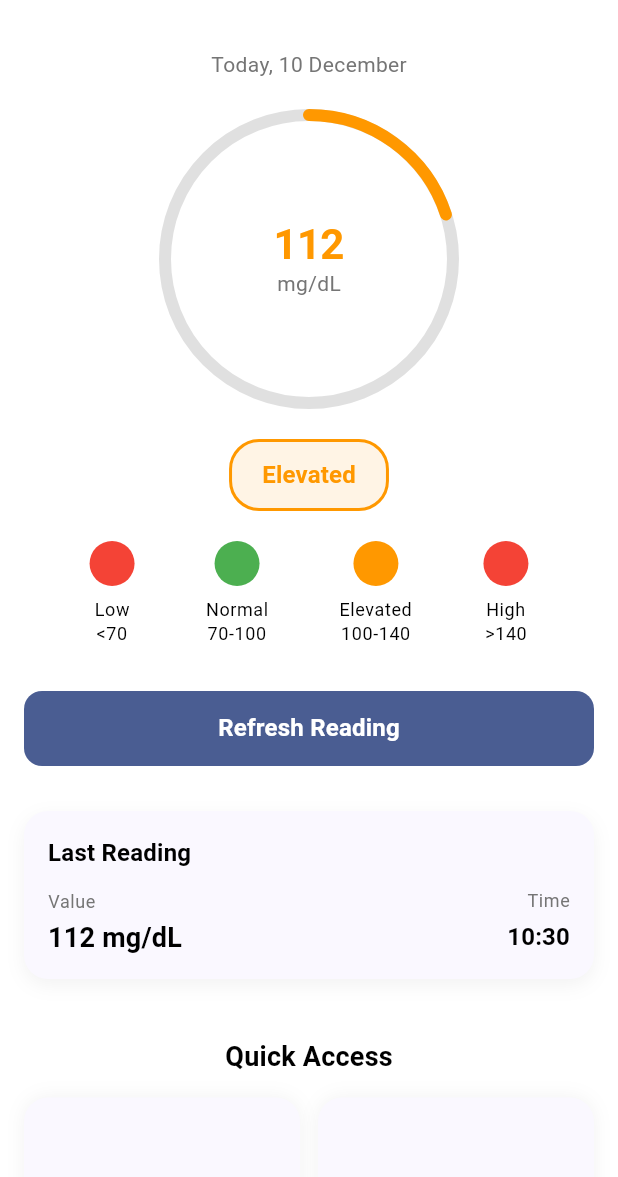
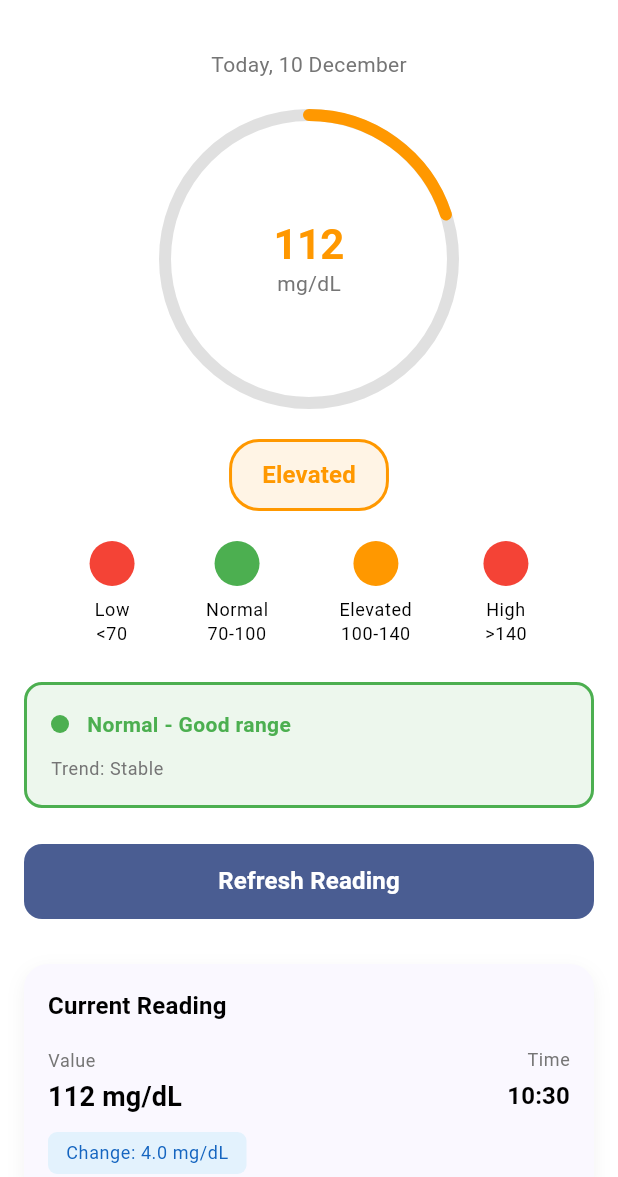
Before and after one commit to Lokesh-1511/Glucose-Monitoring-System-App, a Flutter app: the screen it shows after launch, on a phone screen of 412 x 824 dp, the part 59-1236 px from its top. Run offline on Flutter 3.47's test engine with Material 3 defaults, Android fonts, the phone set to English and light mode, and no system bars; our stand-ins replace camera, fl_chart, shared_preferences.

Commit message:
Enhance home dashboard with trend analysis, status indicators, and improved nav cards

```diff
--- a/lib/screens/home_dashboard.dart
+++ b/lib/screens/home_dashboard.dart
@@ -16,7 +16,48 @@ class HomeDashboard extends StatefulWidget {
 
 class _HomeDashboardState extends State<HomeDashboard> {
   double currentGlucose = 112.0;
+  double previousGlucose = 108.0;
   bool isRefreshing = false;
+  DateTime lastReadingTime = DateTime.now();
+  List<double> glucoseReadings = [105, 110, 115, 112]; // Last 4 readings
+
+  /// Calculate glucose trend
+  String _getGlucoseTrend() {
+    double change = currentGlucose - previousGlucose;
+    if (change.abs() < 5) {
+      return 'Stable';
+    } else if (change > 0) {
+      return 'Rising';
+    } else {
+      return 'Falling';
+    }
+  }
+
+  /// Get status color based on glucose level
+  Color _getStatusColor() {
+    if (currentGlucose < 70 || currentGlucose > 180) {
+      return Colors.red;
+    } else if (currentGlucose < 100 || currentGlucose > 140) {
+      return Colors.orange;
+    } else {
+      return Colors.green;
+    }
+  }
+
+  /// Get status text based on glucose level
+  String _getStatusText() {
+    if (currentGlucose < 70) {
+      return 'Low - Seek medical attention';
+    } else if (currentGlucose < 100) {
+      return 'Fasting - Acceptable';
+    } else if (currentGlucose <= 140) {
+      return 'Normal - Good range';
+    } else if (currentGlucose <= 180) {
+      return 'Elevated - Monitor';
+    } else {
+      return 'High - Seek medical attention';
+    }
+  }
 
   /// Simulate refreshing glucose data
   void _refreshGlucoseData() {
@@ -27,15 +68,25 @@ class _HomeDashboardState extends State<HomeDashboard> {
     Future.delayed(const Duration(seconds: 2), () {
       if (mounted) {
         setState(() {
-          // Simulate new reading between 70 and 180
-          currentGlucose = 70 + Random().nextDouble() * 110;
+          previousGlucose = currentGlucose;
+          // Simulate new reading between 70 and 180 with some trend
+          double trend = (Random().nextDouble() - 0.5) * 20;
+          currentGlucose = (currentGlucose + trend).clamp(70.0, 180.0);
+          glucoseReadings.add(currentGlucose);
+          if (glucoseReadings.length > 12) {
+            glucoseReadings.removeAt(0); // Keep last 12 readings
+          }
+          lastReadingTime = DateTime.now();
           isRefreshing = false;
         });
 
         ScaffoldMessenger.of(context).showSnackBar(
-          const SnackBar(
-            content: Text('Glucose data refreshed'),
-            duration: Duration(seconds: 2),
+          SnackBar(
+            content: Text(
+              'Glucose: ${currentGlucose.toStringAsFixed(1)} mg/dL',
+            ),
+            backgroundColor: _getStatusColor(),
+            duration: const Duration(seconds: 3),
           ),
         );
       }
@@ -53,7 +104,7 @@ class _HomeDashboardState extends State<HomeDashboard> {
         padding: const EdgeInsets.all(16),
         child: Column(
           children: [
-            // Current time
+            // Current time and date
             Text(
               'Today, ${DateTime.now().day} ${_getMonthName(DateTime.now().month)}',
               style: Theme.of(context).textTheme.bodyMedium?.copyWith(
@@ -64,7 +115,58 @@ class _HomeDashboardState extends State<HomeDashboard> {
 
             // Glucose gauge
             GlucoseGauge(value: currentGlucose),
-            const SizedBox(height: 30),
+            const SizedBox(height: 24),
+
+            // Status indicator card
+            Container(
+              padding: const EdgeInsets.all(16),
+              decoration: BoxDecoration(
+                color: _getStatusColor().withOpacity(0.1),
+                border: Border.all(
+                  color: _getStatusColor(),
+                  width: 2,
+                ),
+                borderRadius: BorderRadius.circular(12),
+              ),
+              child: Column(
+                crossAxisAlignment: CrossAxisAlignment.start,
+                children: [
+                  Row(
+                    children: [
+                      Container(
+                        width: 12,
+                        height: 12,
+                        decoration: BoxDecoration(
+                          color: _getStatusColor(),
+                          shape: BoxShape.circle,
+                        ),
+                      ),
+                      const SizedBox(width: 12),
+                      Expanded(
+                        child: Text(
+                          _getStatusText(),
+                          style: Theme.of(context)
+                              .textTheme
+                              .bodyMedium
+                              ?.copyWith(
+                                fontWeight: FontWeight.bold,
+                                color: _getStatusColor(),
+                              ),
+                        ),
+                      ),
+                    ],
+                  ),
+                  const SizedBox(height: 12),
+                  Text(
+                    'Trend: ${_getGlucoseTrend()}',
+                    style: Theme.of(context).textTheme.bodySmall?.copyWith(
+                      color: Colors.grey.shade600,
+                    ),
+                  ),
+                ],
+              ),
+            ),
+            const SizedBox(height: 24),
 
             // Refresh button
             PrimaryButton(
@@ -74,18 +176,18 @@ class _HomeDashboardState extends State<HomeDashboard> {
             ),
             const SizedBox(height: 30),
 
-            // Last reading info
+            // Last reading info with trend
             AppCard(
               child: Column(
                 crossAxisAlignment: CrossAxisAlignment.start,
                 children: [
                   Text(
-                    'Last Reading',
+                    'Current Reading',
                     style: Theme.of(context).textTheme.titleMedium?.copyWith(
                       fontWeight: FontWeight.bold,
                     ),
                   ),
-                  const SizedBox(height: 12),
+                  const SizedBox(height: 16),
                   Row(
                     mainAxisAlignment: MainAxisAlignment.spaceBetween,
                     children: [
@@ -127,12 +229,29 @@ class _HomeDashboardState extends State<HomeDashboard> {
                       ),
                     ],
                   ),
+                  const SizedBox(height: 12),
+                  Container(
+                    padding: const EdgeInsets.symmetric(
+                      horizontal: 12,
+                      vertical: 6,
+                    ),
+                    decoration: BoxDecoration(
+                      color: Colors.blue.shade50,
+                      borderRadius: BorderRadius.circular(6),
+                    ),
+                    child: Text(
+                      'Change: ${(currentGlucose - previousGlucose).toStringAsFixed(1)} mg/dL',
+                      style: Theme.of(context).textTheme.bodySmall?.copyWith(
+                        color: Colors.blue.shade800,
+                      ),
+                    ),
+                  ),
                 ],
               ),
             ),
             const SizedBox(height: 40),
 
-            // Navigation buttons
+            // Navigation section
             Text(
               'Quick Access',
               style: Theme.of(context).textTheme.titleLarge?.copyWith(
@@ -141,7 +260,7 @@ class _HomeDashboardState extends State<HomeDashboard> {
             ),
             const SizedBox(height: 16),
 
-            // Grid of navigation buttons
+            // Grid of navigation buttons with icons
             GridView.count(
               crossAxisCount: 2,
               shrinkWrap: true,
@@ -152,6 +271,7 @@ class _HomeDashboardState extends State<HomeDashboard> {
                 _NavCard(
                   icon: Icons.history,
                   label: 'History',
+                  description: 'View trends',
                   onTap: () => Navigator.push(
                     context,
                     MaterialPageRoute(builder: (_) => const HistoryPage()),
@@ -160,6 +280,7 @@ class _HomeDashboardState extends State<HomeDashboard> {
                 _NavCard(
                   icon: Icons.person,
                   label: 'Profile',
+                  description: 'Calibrate',
                   onTap: () => Navigator.push(
                     context,
                     MaterialPageRoute(builder: (_) => const ProfilePage()),
@@ -168,20 +289,24 @@ class _HomeDashboardState extends State<HomeDashboard> {
                 _NavCard(
                   icon: Icons.bluetooth_connected,
                   label: 'BLE Device',
+                  description: 'Connect',
                   onTap: () => Navigator.push(
                     context,
-                    MaterialPageRoute(builder: (_) => const DeviceConnectionPage()),
+                    MaterialPageRoute(
+                        builder: (_) => const DeviceConnectionPage()),
                   ),
                 ),
                 _NavCard(
                   icon: Icons.settings,
                   label: 'Settings',
+                  description: 'Configure',
                   onTap: () => ScaffoldMessenger.of(context).showSnackBar(
                     const SnackBar(content: Text('Settings coming soon')),
                   ),
                 ),
               ],
             ),
+            const SizedBox(height: 24),
           ],
         ),
       ),
@@ -206,12 +331,14 @@ class _HomeDashboardState extends State<HomeDashboard> {
 class _NavCard extends StatelessWidget {
   final IconData icon;
   final String label;
+  final String? description;
   final VoidCallback onTap;
 
   const _NavCard({
     Key? key,
     required this.icon,
     required this.label,
+    this.description,
     required this.onTap,
   }) : super(key: key);
 
@@ -226,6 +353,10 @@ class _NavCard extends StatelessWidget {
           decoration: BoxDecoration(
             color: Theme.of(context).colorScheme.surface,
             borderRadius: BorderRadius.circular(16),
+            border: Border.all(
+              color: Colors.grey.shade200,
+              width: 1,
+            ),
             boxShadow: [
               BoxShadow(
                 color: Colors.black.withOpacity(0.05),
@@ -248,6 +379,15 @@ class _NavCard extends StatelessWidget {
                   fontWeight: FontWeight.w600,
                 ),
               ),
+              if (description != null) ...[
+                const SizedBox(height: 4),
+                Text(
+                  description!,
+                  style: Theme.of(context).textTheme.bodySmall?.copyWith(
+                    color: Colors.grey.shade600,
+                  ),
+                ),
+              ],
             ],
           ),
         ),
```
